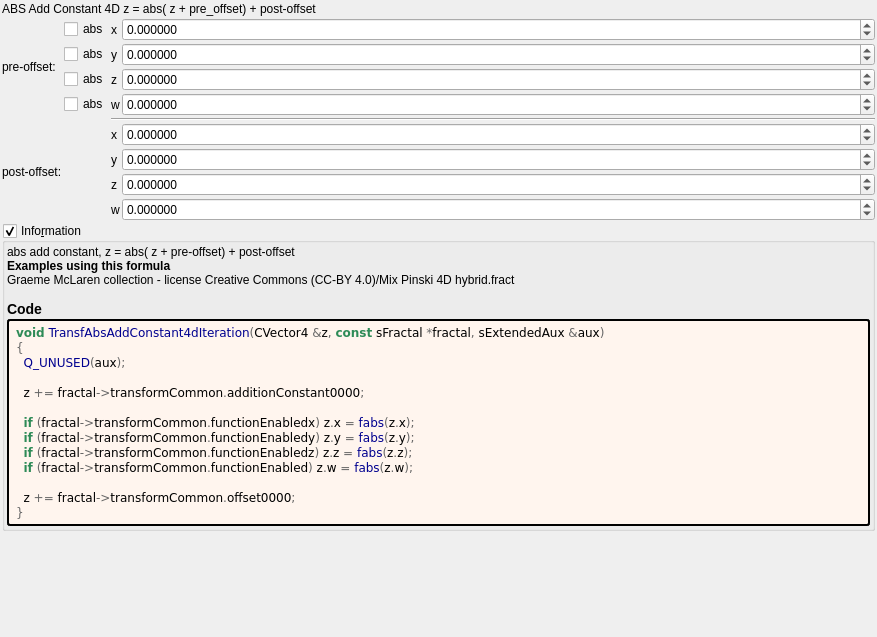
First picture: the form in mandelbulber2/formula/ui/transf_abs_add_constant4d.ui, repository buddhi1980/mandelbulber2, before the edit.
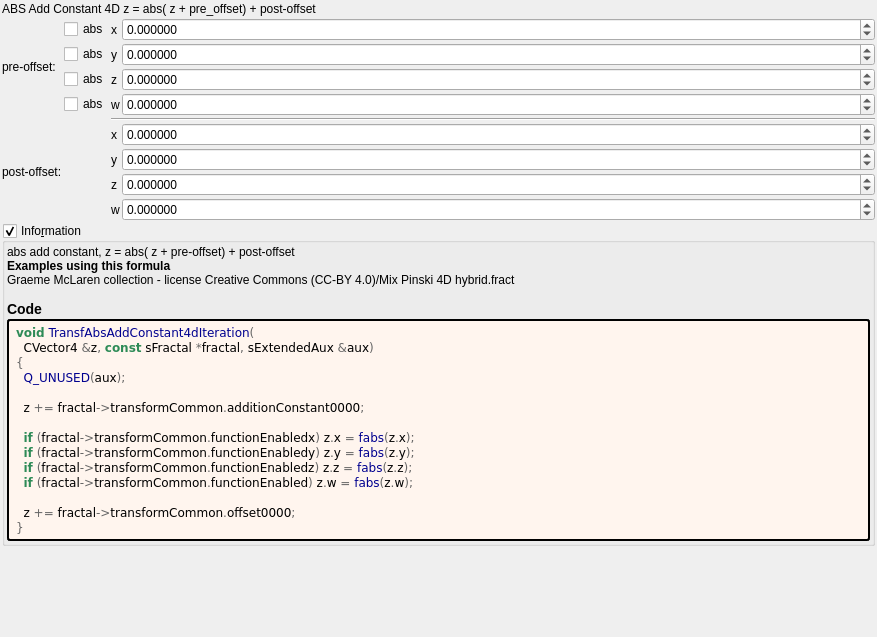
Second picture: the form after the edit. Custom widgets are drawn as their Qt base class.

```diff
--- a/mandelbulber2/formula/ui/transf_abs_add_constant4d.ui
+++ b/mandelbulber2/formula/ui/transf_abs_add_constant4d.ui
@@ -406,7 +406,8 @@
         </property>
         <property name="text">
          <string notr="true">&lt;body style=&quot;background-color:#fff5ee&quot;&gt;
-&lt;pre style=&quot;color:#000000; background-color:#fff5ee;  font-family:'Courier New',monospace;&quot;&gt;&lt;span style=&quot;color:#2e8b57; font-weight:bold&quot;&gt;void&lt;/span&gt; &lt;span style=&quot;color:#00008f&quot;&gt;TransfAbsAddConstant4dIteration&lt;/span&gt;&lt;span style=&quot;color:#676767&quot;&gt;(&lt;/span&gt;CVector4 &lt;span style=&quot;color:#676767&quot;&gt;&amp;amp;&lt;/span&gt;z&lt;span style=&quot;color:#676767&quot;&gt;,&lt;/span&gt; &lt;span style=&quot;color:#2e8b57; font-weight:bold&quot;&gt;const&lt;/span&gt; sFractal &lt;span style=&quot;color:#676767&quot;&gt;*&lt;/span&gt;fractal&lt;span style=&quot;color:#676767&quot;&gt;,&lt;/span&gt; sExtendedAux &lt;span style=&quot;color:#676767&quot;&gt;&amp;amp;&lt;/span&gt;aux&lt;span style=&quot;color:#676767&quot;&gt;)&lt;/span&gt;
+&lt;pre style=&quot;color:#000000; background-color:#fff5ee;  font-family:'Courier New',monospace;&quot;&gt;&lt;span style=&quot;color:#2e8b57; font-weight:bold&quot;&gt;void&lt;/span&gt; &lt;span style=&quot;color:#00008f&quot;&gt;TransfAbsAddConstant4dIteration&lt;/span&gt;&lt;span style=&quot;color:#676767&quot;&gt;(&lt;/span&gt;
+  CVector4 &lt;span style=&quot;color:#676767&quot;&gt;&amp;amp;&lt;/span&gt;z&lt;span style=&quot;color:#676767&quot;&gt;,&lt;/span&gt; &lt;span style=&quot;color:#2e8b57; font-weight:bold&quot;&gt;const&lt;/span&gt; sFractal &lt;span style=&quot;color:#676767&quot;&gt;*&lt;/span&gt;fractal&lt;span style=&quot;color:#676767&quot;&gt;,&lt;/span&gt; sExtendedAux &lt;span style=&quot;color:#676767&quot;&gt;&amp;amp;&lt;/span&gt;aux&lt;span style=&quot;color:#676767&quot;&gt;)&lt;/span&gt;
 &lt;span style=&quot;color:#676767&quot;&gt;{&lt;/span&gt;
   &lt;span style=&quot;color:#00008f&quot;&gt;Q_UNUSED&lt;/span&gt;&lt;span style=&quot;color:#676767&quot;&gt;(&lt;/span&gt;aux&lt;span style=&quot;color:#676767&quot;&gt;);&lt;/span&gt;
 
```
